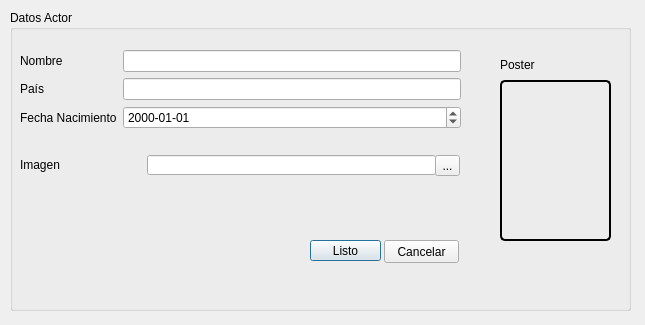
Before: the Qt Designer form ui_elliot/NuevoActorDialog.ui in fr4j4/TrabajoTallerConstruccionSw, drawn with Qt 5.
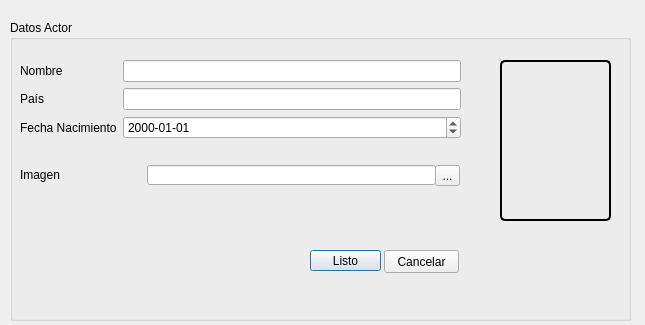
After: the same form once the commit is applied.

Commit message: worst ui ever

Diff of the .ui file:
```diff
--- a/ui_elliot/NuevoActorDialog.ui
+++ b/ui_elliot/NuevoActorDialog.ui
@@ -17,7 +17,7 @@
    <property name="geometry">
     <rect>
      <x>10</x>
-     <y>10</y>
+     <y>20</y>
      <width>621</width>
      <height>301</height>
     </rect>
@@ -74,7 +74,7 @@
      </item>
     </layout>
    </widget>
-   <widget class="QLabel" name="label_5">
+   <widget class="QLabel" name="label_4">
     <property name="geometry">
      <rect>
       <x>10</x>
@@ -136,24 +136,11 @@
      <string>Cancelar</string>
     </property>
    </widget>
-   <widget class="QLabel" name="label_4">
-    <property name="geometry">
-     <rect>
-      <x>490</x>
-      <y>45</y>
-      <width>51</width>
-      <height>20</height>
-     </rect>
-    </property>
-    <property name="text">
-     <string>Poster</string>
-    </property>
-   </widget>
    <widget class="QLabel" name="Display">
     <property name="geometry">
      <rect>
       <x>490</x>
-      <y>70</y>
+      <y>40</y>
       <width>111</width>
       <height>161</height>
      </rect>
```
Left out of the diff: 3 changed lines with no effect on the pictures. The commit also changes 2 other files.
